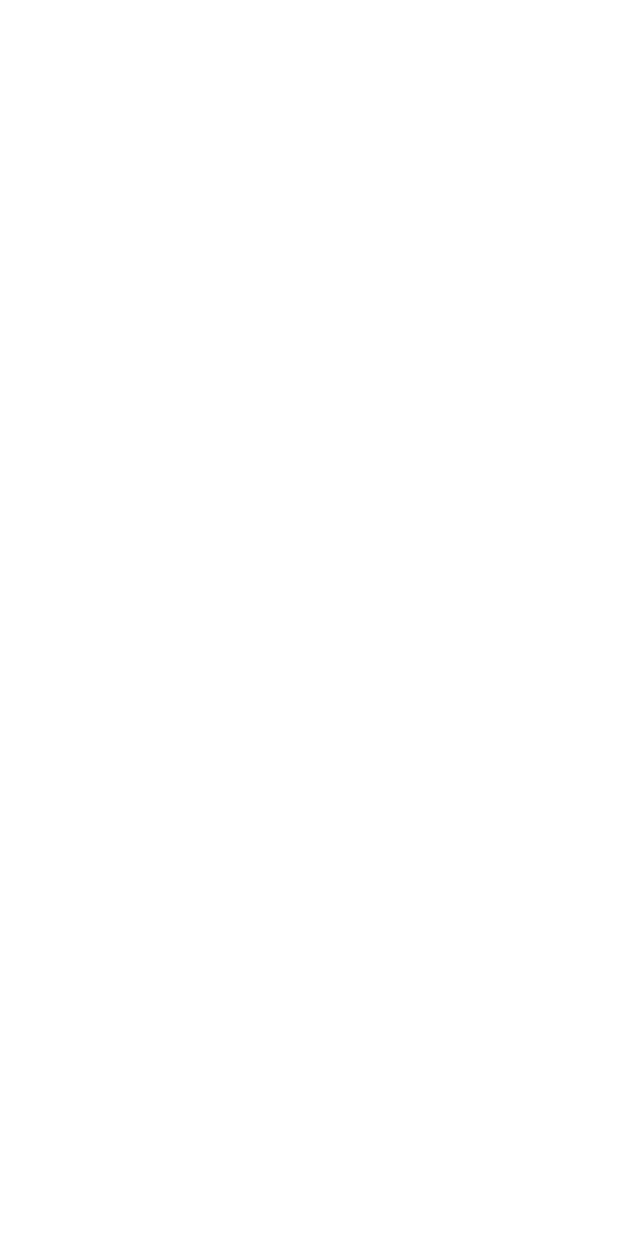
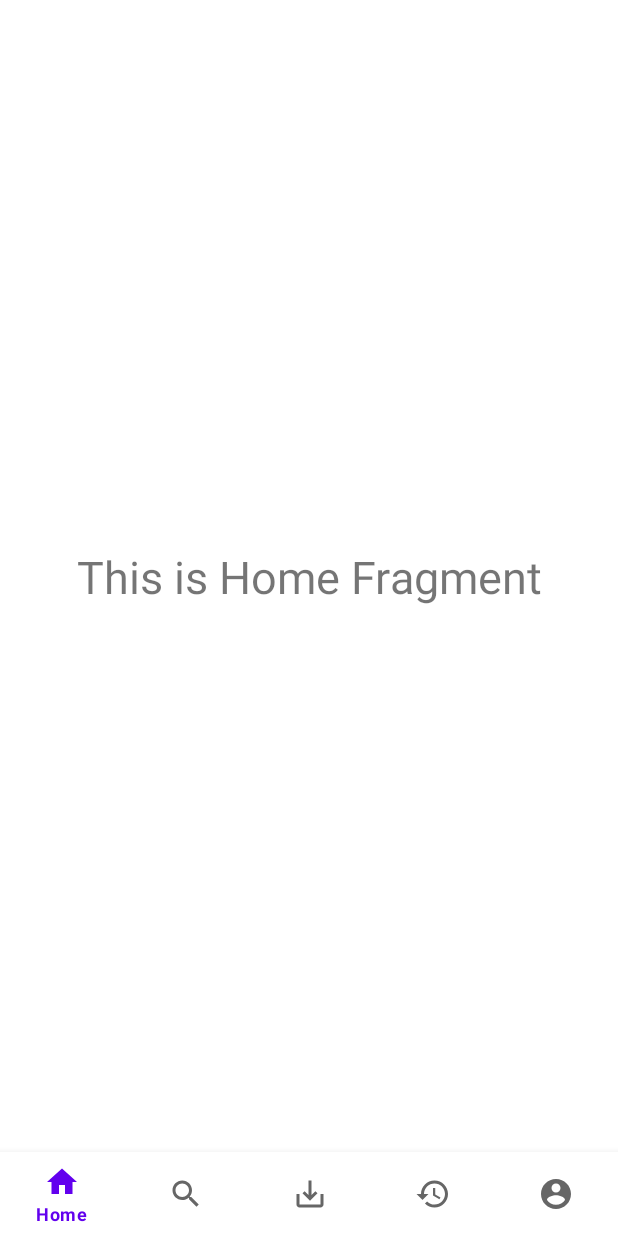
Before and after one commit to garrystevens007/XpoID-Hackathon-Binus-2020-, an Android app: the FragmentController screen opened directly, with no data from a screen before it, on a phone screen of 412 x 824 dp. Before the commit the screen is empty. Run offline under Robolectric (Android 15) with nearby library versions, the phone set to English and light mode, and no system bars.

Commit message:
Finish add Fragment

```diff
--- a/app/src/main/java/com/example/hackathon2020binus/Fragment/HomeFragment.java
+++ b/app/src/main/java/com/example/hackathon2020binus/Fragment/HomeFragment.java
@@ -1,4 +1,20 @@
 package com.example.hackathon2020binus.Fragment;
 
-public class HomeFragment {
+import android.os.Bundle;
+import android.view.LayoutInflater;
+import android.view.View;
+import android.view.ViewGroup;
+
+import androidx.annotation.NonNull;
+import androidx.annotation.Nullable;
+import androidx.fragment.app.Fragment;
+
+import com.example.hackathon2020binus.R;
+
+public class HomeFragment extends Fragment {
+    @Nullable
+    @Override
+    public View onCreateView(@NonNull LayoutInflater inflater, @Nullable ViewGroup container, @Nullable Bundle savedInstanceState) {
+        return inflater.inflate(R.layout.fragment_home, container, false);
+    }
 }
--- a/app/src/main/java/com/example/hackathon2020binus/RegisterActivity.java
+++ b/app/src/main/java/com/example/hackathon2020binus/RegisterActivity.java
@@ -11,6 +11,7 @@ import android.widget.Button;
 import android.widget.EditText;
 import android.widget.Toast;
 
+import com.example.hackathon2020binus.Fragment.FragmentController;
 import com.google.android.gms.tasks.OnCompleteListener;
 import com.google.android.gms.tasks.OnSuccessListener;
 import com.google.android.gms.tasks.Task;
@@ -86,6 +87,7 @@ public class RegisterActivity extends LoginActivity {
 
 
                 registerFirebase(email,pass);
+                startActivity(new Intent(getApplicationContext(), FragmentController.class));
                 Log.d("Firebase : ","is Created!");
             }
         });
--- /dev/null
+++ b/app/src/main/res/drawable/ic_baseline_account_circle_24.xml
@@ -0,0 +1,10 @@
+<vector xmlns:android="http://schemas.android.com/apk/res/android"
+    android:width="24dp"
+    android:height="24dp"
+    android:viewportWidth="24"
+    android:viewportHeight="24"
+    android:tint="?attr/colorControlNormal">
+  <path
+      android:fillColor="@android:color/white"
+      android:pathData="M12,2C6.48,2 2,6.48 2,12s4.48,10 10,10 10,-4.48 10,-10S17.52,2 12,2zM12,5c1.66,0 3,1.34 3,3s-1.34,3 -3,3 -3,-1.34 -3,-3 1.34,-3 3,-3zM12,19.2c-2.5,0 -4.71,-1.28 -6,-3.22 0.03,-1.99 4,-3.08 6,-3.08 1.99,0 5.97,1.09 6,3.08 -1.29,1.94 -3.5,3.22 -6,3.22z"/>
+</vector>
--- /dev/null
+++ b/app/src/main/res/drawable/ic_baseline_history_24.xml
@@ -0,0 +1,10 @@
+<vector xmlns:android="http://schemas.android.com/apk/res/android"
+    android:width="24dp"
+    android:height="24dp"
+    android:viewportWidth="24"
+    android:viewportHeight="24"
+    android:tint="?attr/colorControlNormal">
+  <path
+      android:fillColor="@android:color/white"
+      android:pathData="M13,3c-4.97,0 -9,4.03 -9,9L1,12l3.89,3.89 0.07,0.14L9,12L6,12c0,-3.87 3.13,-7 7,-7s7,3.13 7,7 -3.13,7 -7,7c-1.93,0 -3.68,-0.79 -4.94,-2.06l-1.42,1.42C8.27,19.99 10.51,21 13,21c4.97,0 9,-4.03 9,-9s-4.03,-9 -9,-9zM12,8v5l4.28,2.54 0.72,-1.21 -3.5,-2.08L13.5,8L12,8z"/>
+</vector>
--- /dev/null
+++ b/app/src/main/res/drawable/ic_baseline_home_24.xml
@@ -0,0 +1,10 @@
+<vector xmlns:android="http://schemas.android.com/apk/res/android"
+    android:width="24dp"
+    android:height="24dp"
+    android:viewportWidth="24"
+    android:viewportHeight="24"
+    android:tint="?attr/colorControlNormal">
+  <path
+      android:fillColor="@android:color/white"
+      android:pathData="M10,20v-6h4v6h5v-8h3L12,3 2,12h3v8z"/>
+</vector>
--- /dev/null
+++ b/app/src/main/res/drawable/ic_baseline_save_alt_24.xml
@@ -0,0 +1,10 @@
+<vector xmlns:android="http://schemas.android.com/apk/res/android"
+    android:width="24dp"
+    android:height="24dp"
+    android:viewportWidth="24"
+    android:viewportHeight="24"
+    android:tint="?attr/colorControlNormal">
+  <path
+      android:fillColor="@android:color/white"
+      android:pathData="M19,12v7L5,19v-7L3,12v7c0,1.1 0.9,2 2,2h14c1.1,0 2,-0.9 2,-2v-7h-2zM13,12.67l2.59,-2.58L17,11.5l-5,5 -5,-5 1.41,-1.41L11,12.67L11,3h2z"/>
+</vector>
--- /dev/null
+++ b/app/src/main/res/drawable/ic_baseline_search_24.xml
@@ -0,0 +1,10 @@
+<vector xmlns:android="http://schemas.android.com/apk/res/android"
+    android:width="24dp"
+    android:height="24dp"
+    android:viewportWidth="24"
+    android:viewportHeight="24"
+    android:tint="?attr/colorControlNormal">
+  <path
+      android:fillColor="@android:color/white"
+      android:pathData="M15.5,14h-0.79l-0.28,-0.27C15.41,12.59 16,11.11 16,9.5 16,5.91 13.09,3 9.5,3S3,5.91 3,9.5 5.91,16 9.5,16c1.61,0 3.09,-0.59 4.23,-1.57l0.27,0.28v0.79l5,4.99L20.49,19l-4.99,-5zM9.5,14C7.01,14 5,11.99 5,9.5S7.01,5 9.5,5 14,7.01 14,9.5 11.99,14 9.5,14z"/>
+</vector>
--- a/app/src/main/res/layout/activity_fragment_controller.xml
+++ b/app/src/main/res/layout/activity_fragment_controller.xml
@@ -1,9 +1,24 @@
 <?xml version="1.0" encoding="utf-8"?>
-<androidx.constraintlayout.widget.ConstraintLayout xmlns:android="http://schemas.android.com/apk/res/android"
+<RelativeLayout xmlns:android="http://schemas.android.com/apk/res/android"
     xmlns:app="http://schemas.android.com/apk/res-auto"
     xmlns:tools="http://schemas.android.com/tools"
     android:layout_width="match_parent"
     android:layout_height="match_parent"
     tools:context=".Fragment.FragmentController">
 
-</androidx.constraintlayout.widget.ConstraintLayout>
+    <FrameLayout
+        android:id="@+id/fragment_container"
+        android:layout_width="match_parent"
+        android:layout_height="match_parent"
+        android:layout_above="@id/bottom_navigation"/>
+
+    <com.google.android.material.bottomnavigation.BottomNavigationView
+        android:id="@+id/bottom_navigation"
+        android:layout_width="match_parent"
+        android:layout_height="wrap_content"
+        android:layout_alignParentBottom="true"
+        app:menu ="@menu/bottom_navigation"
+        android:background="?android:attr/windowBackground"/>
+
+
+</RelativeLayout>
--- a/app/src/main/res/layout/fragment_home.xml
+++ b/app/src/main/res/layout/fragment_home.xml
@@ -1,6 +1,18 @@
 <?xml version="1.0" encoding="utf-8"?>
 <androidx.constraintlayout.widget.ConstraintLayout
-    xmlns:android="http://schemas.android.com/apk/res/android" android:layout_width="match_parent"
+    xmlns:android="http://schemas.android.com/apk/res/android"
+    xmlns:app="http://schemas.android.com/apk/res-auto"
+    android:layout_width="match_parent"
     android:layout_height="match_parent">
 
+    <TextView
+        android:layout_width="wrap_content"
+        android:layout_height="wrap_content"
+        android:text="This is Home Fragment"
+        android:textSize="30sp"
+        app:layout_constraintBottom_toBottomOf="parent"
+        app:layout_constraintEnd_toEndOf="parent"
+        app:layout_constraintStart_toStartOf="parent"
+        app:layout_constraintTop_toTopOf="parent" />
+
 </androidx.constraintlayout.widget.ConstraintLayout>
--- /dev/null
+++ b/app/src/main/res/menu/bottom_navigation.xml
@@ -0,0 +1,24 @@
+<?xml version="1.0" encoding="utf-8"?>
+<menu xmlns:android="http://schemas.android.com/apk/res/android">
+
+    <item
+        android:id="@+id/nav_home"
+        android:icon="@drawable/ic_baseline_home_24"
+        android:title="Home"/>
+    <item
+        android:id="@+id/nav_search"
+        android:icon="@drawable/ic_baseline_search_24"
+        android:title="Search"/>
+    <item
+    android:id="@+id/nav_saved"
+    android:icon="@drawable/ic_baseline_save_alt_24"
+    android:title="Save"/>
+    <item
+        android:id="@+id/nav_history"
+        android:icon="@drawable/ic_baseline_history_24"
+        android:title="History"/>
+    <item
+        android:id="@+id/nav_account"
+        android:icon="@drawable/ic_baseline_account_circle_24"
+        android:title="Akun"/>
+</menu>
```
Also changed, not shown: app/src/main/java/com/example/hackathon2020binus/Fragment/AccountFragment.java (+17 -1 lines), app/src/main/java/com/example/hackathon2020binus/Fragment/ExploreFragment.java (+17 -1 lines), app/src/main/java/com/example/hackathon2020binus/Fragment/FragmentController.java (+36 -0 lines), app/src/main/java/com/example/hackathon2020binus/Fragment/HistoryFragment.java (+17 -1 lines), app/src/main/java/com/example/hackathon2020binus/Fragment/SavedFragment.java (+17 -1 lines), app/src/main/res/layout/fragment_account.xml (+14 -3 lines), app/src/main/res/layout/fragment_explore.xml (+14 -3 lines), app/src/main/res/layout/fragment_history.xml (+13 -4 lines), app/src/main/res/layout/fragment_saved.xml (+13 -4 lines).
